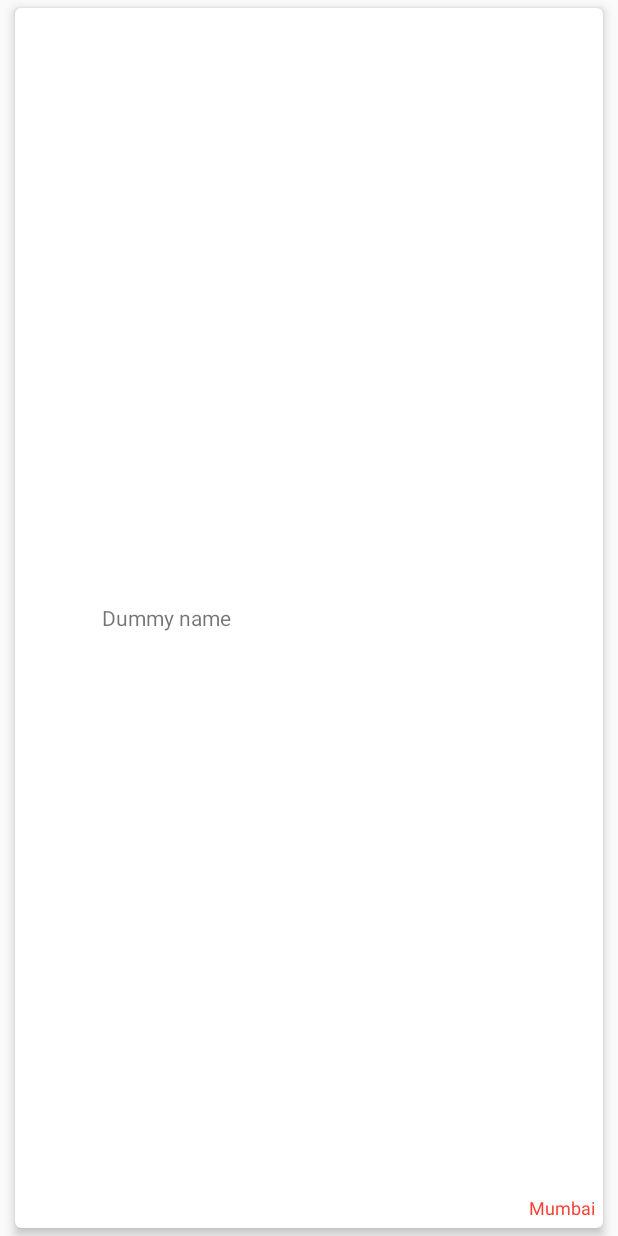
After one commit to Devendra-Mehra/Green-Dao-Demo, an Android app: the layout with_data_row.xml on its own in the app's theme, with its tools: preview values and no code run, on a phone screen of 412 x 824 dp. The commit adds this screen. Run offline under Robolectric (Android 15) with nearby library versions, the phone set to English and light mode, and no system bars.

Commit message:
state name changed from edit text to spinner,multiple view type added

```diff
--- a/app/build.gradle
+++ b/app/build.gradle
@@ -34,11 +34,14 @@ dependencies {
     implementation "com.android.support:appcompat-v7:$rootProject.androidSupport"
     implementation "com.android.support:design:$rootProject.androidSupport"
     implementation "com.android.support.constraint:constraint-layout:$rootProject.constraintLayout"
+    implementation "com.android.support:cardview-v7:$rootProject.androidSupport"
     testImplementation 'junit:junit:4.12'
     androidTestImplementation "com.android.support.test:runner:$rootProject.testRunner"
     androidTestImplementation "com.android.support.test.espresso:espresso-core:$rootProject.espresso"
     implementation "org.greenrobot:greendao:$rootProject.greenDao"
     implementation "com.github.afollestad.material-dialogs:core:$rootProject.materialDilog"
     implementation "com.facebook.stetho:stetho:$rootProject.stetho"
+    implementation "com.amulyakhare:com.amulyakhare.textdrawable:$rootProject.textdrawable"
+
 
 }
--- a/app/src/main/java/com/example/greendaodemo/utils/Constants.java
+++ b/app/src/main/java/com/example/greendaodemo/utils/Constants.java
@@ -3,6 +3,8 @@ package com.example.greendaodemo.utils;
 public class Constants {
 
     public static final String EMPTY = "";
+    public static final int NO_DATA = 0;
+    public static final int WITH_DATA = 1;
 
 
 }
--- /dev/null
+++ b/app/src/main/res/layout/with_data_row.xml
@@ -0,0 +1,50 @@
+<?xml version="1.0" encoding="utf-8"?>
+<layout xmlns:android="http://schemas.android.com/apk/res/android"
+    xmlns:app="http://schemas.android.com/apk/res-auto"
+    xmlns:tools="http://schemas.android.com/tools">
+
+    <android.support.v7.widget.CardView
+        android:layout_width="match_parent"
+        android:layout_height="wrap_content"
+        android:layout_marginBottom="5dp"
+        android:layout_marginEnd="10dp"
+        android:layout_marginStart="10dp"
+        android:layout_marginTop="5dp"
+        app:cardCornerRadius="4dp"
+        app:cardElevation="4dp">
+
+        <RelativeLayout
+            android:layout_width="match_parent"
+            android:layout_height="wrap_content">
+
+            <ImageView
+                android:id="@+id/image_view"
+                android:layout_width="58dp"
+                android:layout_height="58dp"
+                android:layout_centerVertical="true"
+                android:contentDescription="@string/initial"
+                android:padding="6dp" />
+
+            <TextView
+                android:id="@+id/tv_user_name"
+                android:layout_width="match_parent"
+                android:layout_height="wrap_content"
+                android:layout_centerVertical="true"
+                android:layout_toEndOf="@+id/image_view"
+                tools:text="Dummy name" />
+
+            <TextView
+                android:id="@+id/tv_state_name"
+                android:layout_width="wrap_content"
+                android:layout_height="wrap_content"
+                android:layout_alignParentBottom="true"
+                android:layout_alignParentEnd="true"
+                android:padding="5dp"
+                android:textColor="@color/red"
+                android:textSize="12sp"
+                tools:text="Mumbai" />
+
+        </RelativeLayout>
+
+    </android.support.v7.widget.CardView>
+</layout>
--- a/app/src/main/res/values/colors.xml
+++ b/app/src/main/res/values/colors.xml
@@ -9,4 +9,5 @@
     <color name="icons">#FFFFFF</color>
     <color name="divider">#BDBDBD</color>
     <color name="back_ground">#ebebeb</color>
+    <color name="red">#F44336</color>
 </resources>
--- a/app/src/main/res/values/styles.xml
+++ b/app/src/main/res/values/styles.xml
@@ -6,6 +6,7 @@
         <item name="colorPrimary">@color/colorPrimary</item>
         <item name="colorPrimaryDark">@color/colorPrimaryDark</item>
         <item name="colorAccent">@color/colorAccent</item>
+        <item name="cardViewStyle">@style/CardView</item>
     </style>
 
 </resources>
--- a/build.gradle
+++ b/build.gradle
@@ -10,6 +10,7 @@ buildscript {
         constraintLayout = '1.1.2'
         testRunner = '1.0.2'
         espresso = '3.0.2'
+        textdrawable = '1.0.1'
     }
 
     repositories {
```
Also changed, not shown: app/src/main/java/com/example/greendaodemo/database/user/entity/UserEntity.java (+12 -30 lines), app/src/main/java/com/example/greendaodemo/main/MainActivity.java (+35 -8 lines), app/src/main/java/com/example/greendaodemo/main/adapter/RecyclerViewAdapter.java (added, +106 -0 lines), app/src/main/res/layout/activity_main.xml (+4 -7 lines), app/src/main/res/layout/no_data_row.xml (added, +14 -0 lines), app/src/main/res/values/strings.xml (+42 -1 lines).
